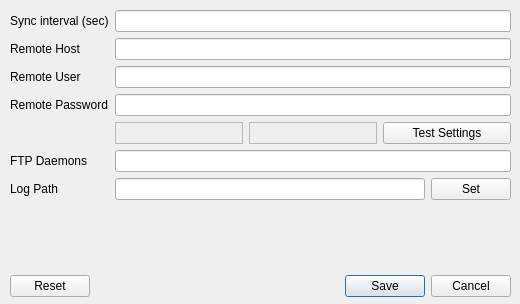
The window that FTPClient/settingsdlg.ui (supunt/QTApps) describes before a commit, drawn with Qt 5.
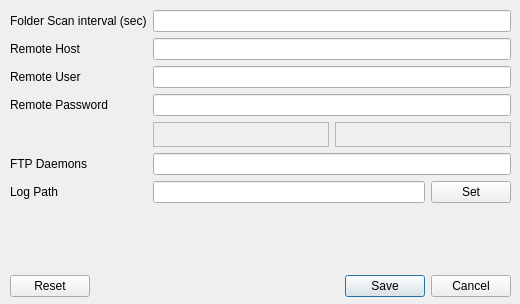
The same window after the commit.

Commit message: Make strings meaningful.

The edit to the form file:
```diff
--- a/FTPClient/settingsdlg.ui
+++ b/FTPClient/settingsdlg.ui
@@ -93,7 +93,7 @@
     <item row="0" column="0">
      <widget class="QLabel" name="label">
       <property name="text">
-       <string>Sync interval (sec)</string>
+       <string>Folder Scan interval (sec)</string>
       </property>
      </widget>
     </item>
@@ -136,13 +136,6 @@
         </property>
        </widget>
       </item>
-      <item>
-       <widget class="QPushButton" name="btn_testSettings">
-        <property name="text">
-         <string>Test Settings</string>
-        </property>
-       </widget>
-      </item>
      </layout>
     </item>
     <item row="6" column="0">
```
Left out of the diff: 17 changed lines with no effect on the pictures. The commit also changes 1 other file.
